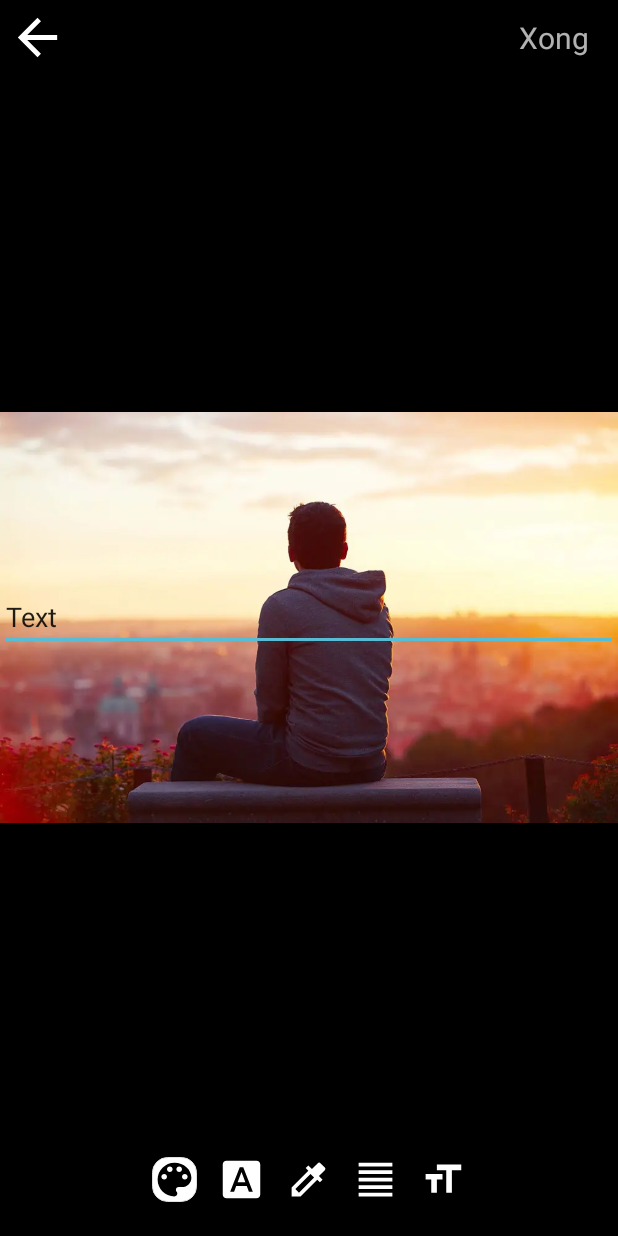
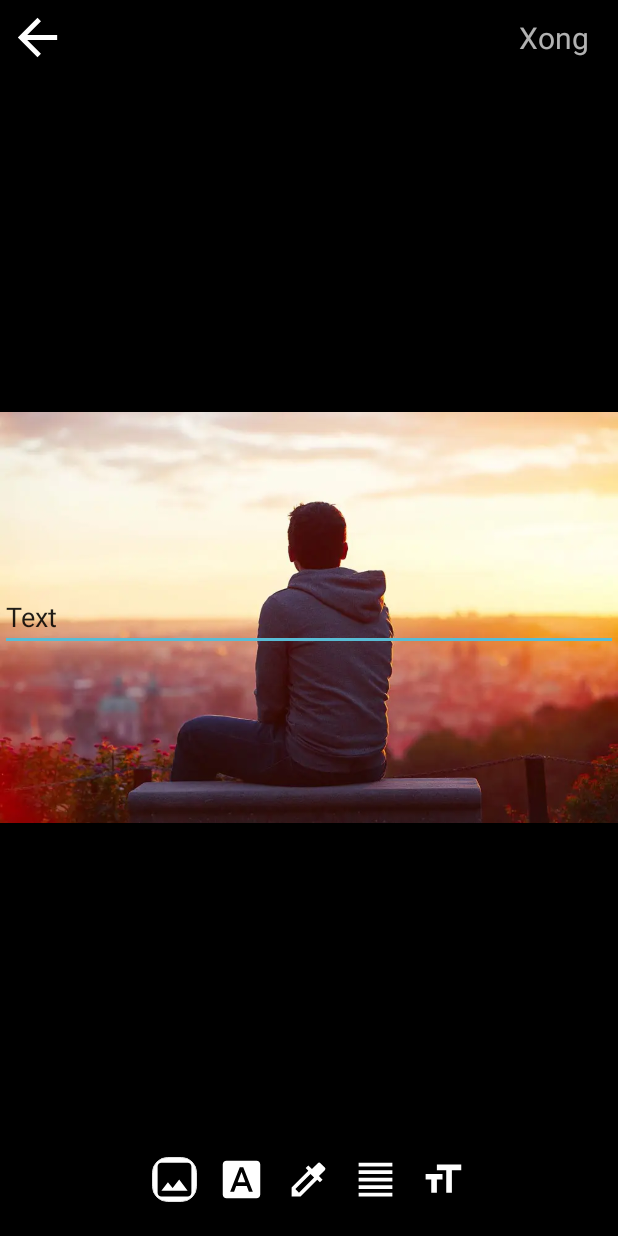
Before and after one commit to dbackspace/SocialCaption, an Android app: the EditCaptionActivity screen opened directly, with no data from a screen before it, on a phone screen of 412 x 824 dp. Run offline under Robolectric (Android 15) with nearby library versions, the phone set to English and light mode, and no system bars; 2 statements that could not run were skipped.

Commit message:
insert/get UserCaptionDAO change icon for imageTool

```diff
--- a/app/src/main/java/com/xlteam/socialcaption/ui/edit/EditCaptionActivity.java
+++ b/app/src/main/java/com/xlteam/socialcaption/ui/edit/EditCaptionActivity.java
@@ -1,6 +1,10 @@
 package com.xlteam.socialcaption.ui.edit;
 
+import android.content.Intent;
+import android.graphics.Bitmap;
+import android.graphics.BitmapFactory;
 import android.graphics.Typeface;
+import android.net.Uri;
 import android.os.Bundle;
 import android.util.Log;
 import android.util.TypedValue;
@@ -9,6 +13,7 @@ import android.view.inputmethod.InputMethodManager;
 import android.widget.EditText;
 import android.widget.ImageView;
 import android.widget.TextView;
+import android.widget.Toast;
 
 import androidx.annotation.Nullable;
 import androidx.appcompat.app.AppCompatActivity;
@@ -27,6 +32,8 @@ import com.xlteam.socialcaption.ui.edit.adapter.DetailForColorAdapter;
 import com.xlteam.socialcaption.ui.edit.adapter.DetailForFontAdapter;
 import com.xlteam.socialcaption.ui.edit.adapter.ToolColorAlignFontAdapter;
 
+import java.io.FileNotFoundException;
+import java.io.InputStream;
 import java.util.ArrayList;
 import java.util.List;
 
@@ -35,6 +42,7 @@ import static com.xlteam.socialcaption.external.utility.Constant.EDITOR_CAU_THOA
 
 public class EditCaptionActivity extends AppCompatActivity
         implements DetailForFontAdapter.DetailForFontCallback, DetailForColorAdapter.ColorSelectCallback, DetailForAlignAdapter.AlignSelectCallback {
+    private static final int RESULT_LOAD_IMG = 1;
     private List<Font> mFonts;
     private ArrayList<String> mColors;
     private RecyclerView rvToolPrimary;
@@ -43,8 +51,10 @@ public class EditCaptionActivity extends AppCompatActivity
     private TextView mBtnSaveImage;
     private EditText mEdtCaption;
     private CommonCaption mCommonCaption;
-    public static final int[] TOOL_FOR_COLOR_FONT_ALIGN_POST = {R.drawable.ic_baseline_color_lens_24, R.drawable.ic_baseline_font_download_24, R.drawable.ic_baseline_format_color_text_24, R.drawable.ic_baseline_format_align_justify_24, R.drawable.ic_baseline_format_size_24};
+    private ImageView mImgBackground;
+    public static final int[] TOOL_FOR_COLOR_FONT_ALIGN_POST = {R.drawable.ic_baseline_image_24, R.drawable.ic_baseline_font_download_24, R.drawable.ic_baseline_format_color_text_24, R.drawable.ic_baseline_format_align_justify_24, R.drawable.ic_baseline_format_size_24};
     private int textSize; // 0 -> 4
+    private boolean isChanged;
 
     @Override
     protected void onCreate(@Nullable Bundle savedInstanceState) {
@@ -57,6 +67,10 @@ public class EditCaptionActivity extends AppCompatActivity
         mBtnSaveImage = findViewById(R.id.tv_edit_save);
         rvToolPrimary = findViewById(R.id.rv_edit_tool_primary);
         rvToolSecondary = findViewById(R.id.rv_edit_tool_secondary);
+        mImgBackground = findViewById(R.id.img_edit_background);
+
+        // chua co thay doi gi
+        isChanged = false;
 
         // get Caption
         mCommonCaption = getIntent().getExtras().getParcelable("CAPTION");
@@ -100,9 +114,13 @@ public class EditCaptionActivity extends AppCompatActivity
                 case 4:
                     textSize++;
                     updateTextSizeEditTet();
-                // Set recycler view for detail of tools
+                    // Set recycler view for detail of tools
                 case 0:
-                    // color background
+                    // image background
+                    Intent photoPickerIntent = new Intent(Intent.ACTION_PICK);
+                    photoPickerIntent.setType("image/*");
+                    startActivityForResult(photoPickerIntent, RESULT_LOAD_IMG);
+                    break;
                 default:
                     // color background
 //                    rvToolSecondary.setLayoutManager(new LinearLayoutManager(this, LinearLayoutManager.HORIZONTAL, false));
@@ -174,4 +192,25 @@ public class EditCaptionActivity extends AppCompatActivity
                 break;
         }
     }
+
+    @Override
+    protected void onActivityResult(int reqCode, int resultCode, Intent data) {
+        super.onActivityResult(reqCode, resultCode, data);
+
+        if (resultCode == RESULT_OK) {
+            try {
+                final Uri imageUri = data.getData();
+                final InputStream imageStream = getContentResolver().openInputStream(imageUri);
+                final Bitmap selectedImage = BitmapFactory.decodeStream(imageStream);
+                mImgBackground.setImageBitmap(selectedImage);
+                isChanged = true;
+            } catch (FileNotFoundException e) {
+                e.printStackTrace();
+                Toast.makeText(this, "Something went wrong", Toast.LENGTH_LONG).show();
+            }
+
+        } else {
+            Toast.makeText(this, "You haven't picked Image", Toast.LENGTH_LONG).show();
+        }
+    }
 }
--- a/app/src/main/java/com/xlteam/socialcaption/ui/gallery/GalleryFragment.java
+++ b/app/src/main/java/com/xlteam/socialcaption/ui/gallery/GalleryFragment.java
@@ -10,13 +10,13 @@ import androidx.fragment.app.Fragment;
 import androidx.recyclerview.widget.RecyclerView;
 
 import com.xlteam.socialcaption.R;
-import com.xlteam.socialcaption.model.CommonCaption;
+import com.xlteam.socialcaption.model.UserCaption;
 
 import java.util.List;
 
 public class GalleryFragment extends Fragment {
     private RecyclerView rvGallery;
-    private List<CommonCaption> commonCaptionList;
+    private List<UserCaption> mUserCaptions;
 
     public View onCreateView(@NonNull LayoutInflater inflater,
                              ViewGroup container, Bundle savedInstanceState) {
--- /dev/null
+++ b/app/src/main/res/drawable/ic_baseline_image_24.xml
@@ -0,0 +1,10 @@
+<vector xmlns:android="http://schemas.android.com/apk/res/android"
+    android:width="32dp"
+    android:height="32dp"
+    android:autoMirrored="true"
+    android:viewportWidth="24"
+    android:viewportHeight="24">
+    <path
+        android:fillColor="@android:color/white"
+        android:pathData="M21,19V5c0,-1.1 -0.9,-2 -2,-2H5c-1.1,0 -2,0.9 -2,2v14c0,1.1 0.9,2 2,2h14c1.1,0 2,-0.9 2,-2zM8.5,13.5l2.5,3.01L14.5,12l4.5,6H5l3.5,-4.5z" />
+</vector>
--- a/app/src/main/res/layout/activity_edit_caption.xml
+++ b/app/src/main/res/layout/activity_edit_caption.xml
@@ -51,6 +51,7 @@
         android:layout_marginBottom="75dp">
 
         <ImageView
+            android:id="@+id/img_edit_background"
             android:layout_width="wrap_content"
             android:layout_height="wrap_content"
             android:src="@drawable/profile_image" />
```
Also changed, not shown: app/src/main/java/com/xlteam/socialcaption/external/dao/UserCaptionDAO.java (+15 -0 lines).
